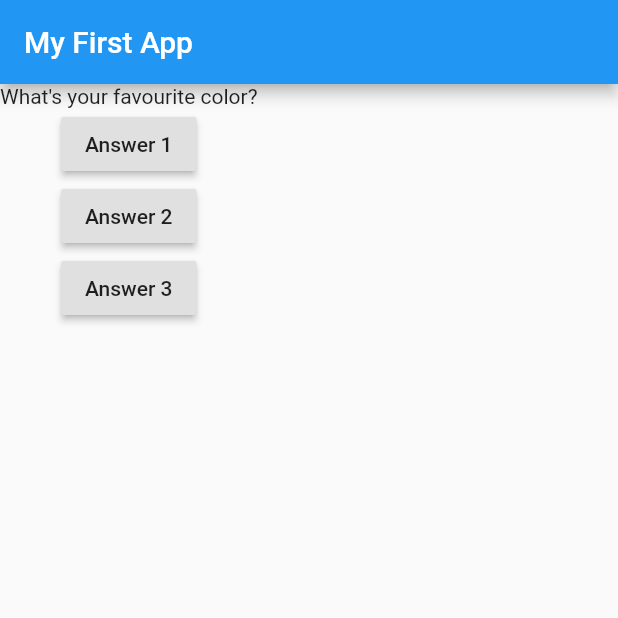
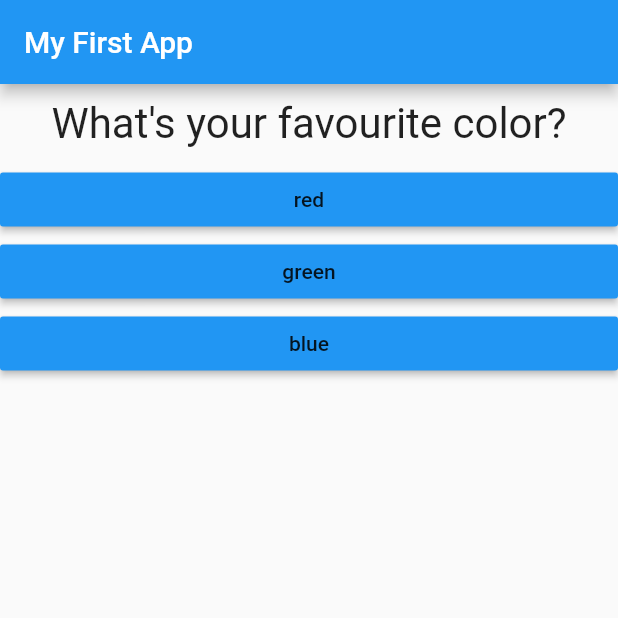
Before and after one commit to ralsuwaidi/flutter_complete_tutorial, a Flutter app: the screen it shows after launch, on a phone screen of 412 x 824 dp, the top half of it. Run offline on Flutter 3.47's test engine with Material 2 defaults, Android fonts, the phone set to English and light mode, and no system bars; missing offline and left inert: dart:ffi.

Commit message:
add and connect answers

```diff
--- /dev/null
+++ b/lib/answer.dart
@@ -0,0 +1,20 @@
+import 'package:flutter/material.dart';
+
+class Answer extends StatelessWidget {
+  final Function selectHandler;
+  final String answer;
+
+  Answer(this.answer, this.selectHandler);
+
+  @override
+  Widget build(BuildContext context) {
+    return Container(
+      width: double.infinity,
+      child: RaisedButton(
+        color: Colors.blue,
+        child: Text(answer),
+        onPressed: selectHandler,
+      ),
+    );
+  }
+}
--- a/lib/main.dart
+++ b/lib/main.dart
@@ -1,6 +1,9 @@
+import 'dart:ffi';
+
 import 'package:flutter/material.dart';
 
 import './question.dart';
+import './answer.dart';
 
 void main() => runApp(MyApp());
 
@@ -14,7 +17,7 @@ class MyApp extends StatefulWidget {
 class _MyAppState extends State {
   var _questionIndex = 0;
 
-  void answerQuestion() {
+  void _answerQuestion() {
     setState(() {
       _questionIndex++;
     });
@@ -23,8 +26,22 @@ class _MyAppState extends State {
 
   Widget build(BuildContext context) {
     var _questions = [
-      'What\'s your favourite color?',
-      'What\'s your favourite animal?'
+      {
+        'questionText': 'What\'s your favourite color?',
+        'answers': [
+          'red',
+          'green',
+          'blue',
+        ]
+      },
+      {
+        'questionText': 'What\'s your favourite animal?',
+        'answers': [
+          'dog',
+          'sheep',
+          'cat',
+        ]
+      }
     ];
 
     return MaterialApp(
@@ -34,10 +51,11 @@ class _MyAppState extends State {
         ),
         body: Column(
           children: [
-            Question(_questions[_questionIndex]),
-            RaisedButton(child: Text('Answer 1'), onPressed: answerQuestion),
-            RaisedButton(child: Text('Answer 2'), onPressed: answerQuestion),
-            RaisedButton(child: Text('Answer 3'), onPressed: answerQuestion),
+            Question(_questions[_questionIndex]['questionText']),
+            ...(_questions[_questionIndex]['answers'] as List<String>)
+                .map((answer) {
+              return Answer(answer, _answerQuestion);
+            }).toList()
           ],
         ),
       ),
--- a/lib/question.dart
+++ b/lib/question.dart
@@ -7,6 +7,14 @@ class Question extends StatelessWidget {
 
   @override
   Widget build(BuildContext context) {
-    return Text(questionText);
+    return Container(
+      width: double.infinity,
+      margin: EdgeInsets.all(10),
+      child: Text(
+        questionText,
+        style: TextStyle(fontSize: 28),
+        textAlign: TextAlign.center,
+      ),
+    );
   }
 }
```
